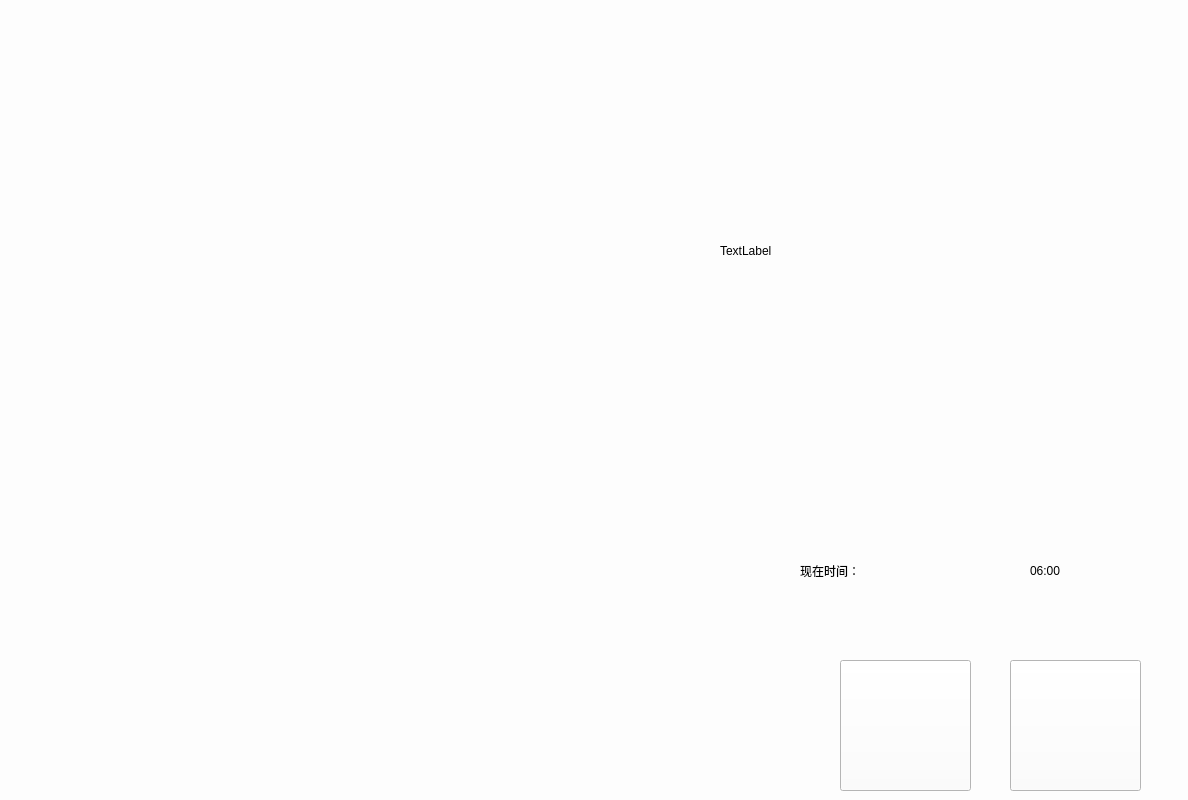
Above: start.ui from Traeyee/trip_assist before the change. Below: the same form after it.
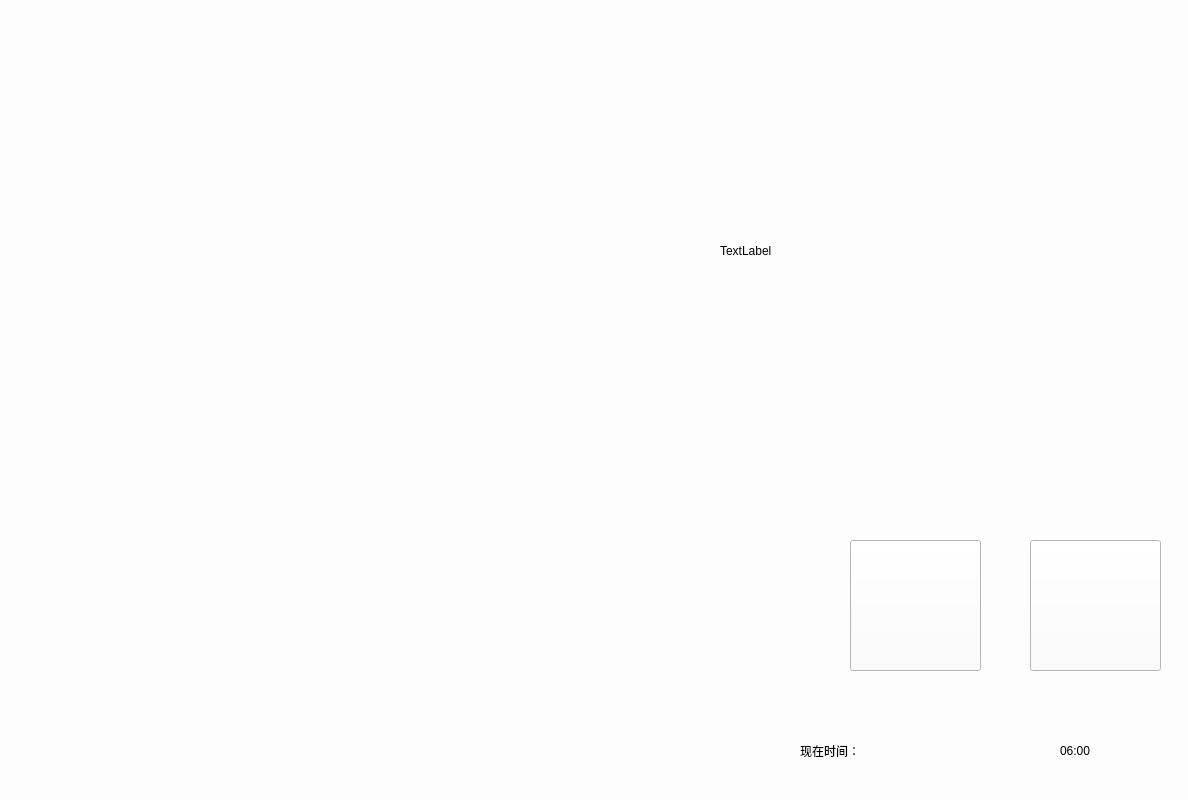
That is the form after the change.

```diff
--- a/start.ui
+++ b/start.ui
@@ -20,7 +20,7 @@
    <property name="geometry">
     <rect>
      <x>800</x>
-     <y>520</y>
+     <y>700</y>
      <width>401</width>
      <height>101</height>
     </rect>
@@ -32,8 +32,8 @@
   <widget class="QLabel" name="sysTimeUi">
    <property name="geometry">
     <rect>
-     <x>1030</x>
-     <y>560</y>
+     <x>1060</x>
+     <y>740</y>
      <width>121</width>
      <height>21</height>
     </rect>
@@ -51,8 +51,8 @@
   <widget class="QPushButton" name="startTrip">
    <property name="geometry">
     <rect>
-     <x>840</x>
-     <y>660</y>
+     <x>850</x>
+     <y>540</y>
      <width>131</width>
      <height>131</height>
     </rect>
@@ -77,8 +77,8 @@
   <widget class="QPushButton" name="inquiry">
    <property name="geometry">
     <rect>
-     <x>1010</x>
-     <y>660</y>
+     <x>1030</x>
+     <y>540</y>
      <width>131</width>
      <height>131</height>
     </rect>
```
